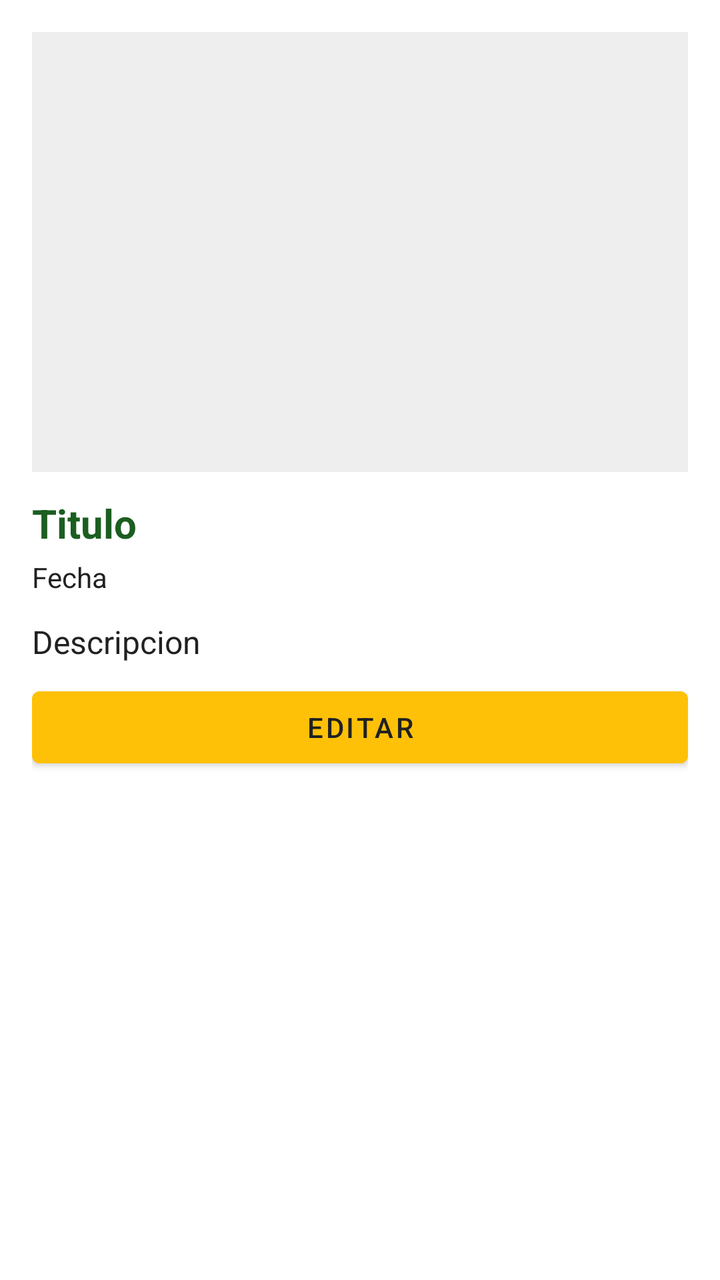
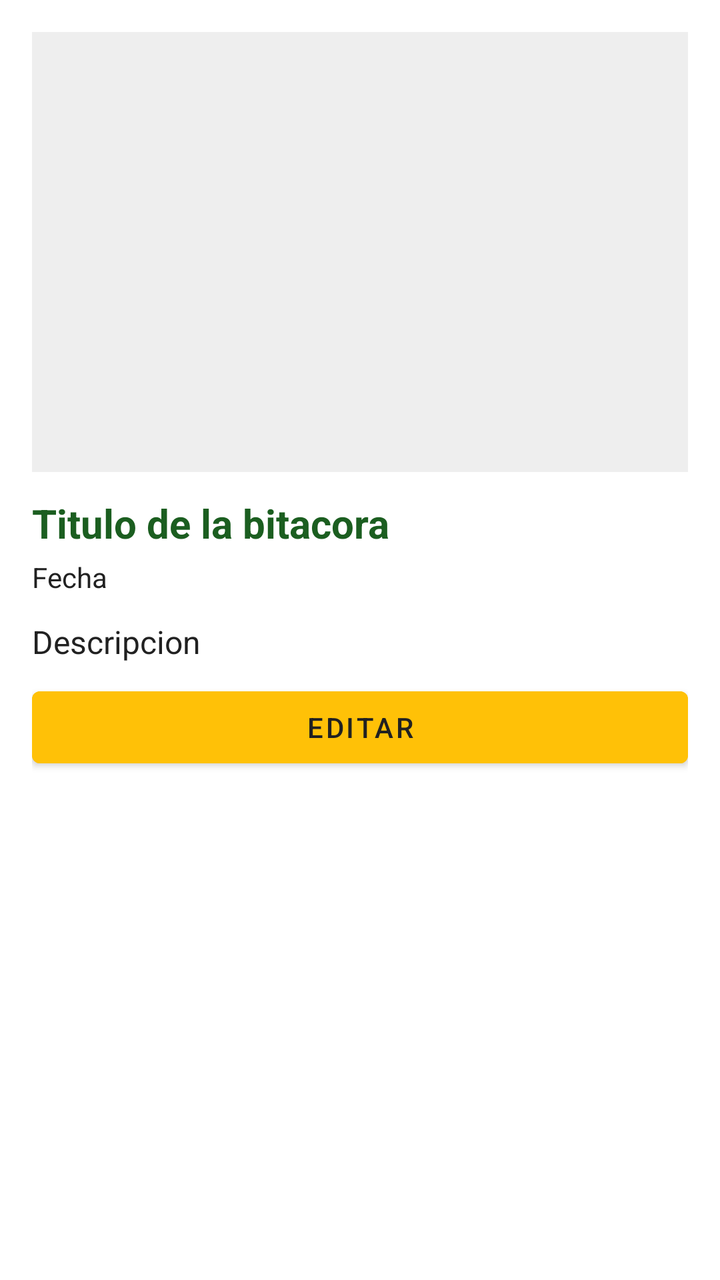

Screens rendered from an Android XML layout before and after an edit, with the pre-edit source and the edit as a unified diff.
<!-- AndroidManifest.xml: application theme Theme.AppBitacora -->
<!-- res/layout/activity_detalle.xml -->
<?xml version="1.0" encoding="utf-8"?>
<FrameLayout xmlns:android="http://schemas.android.com/apk/res/android"
    android:layout_width="match_parent"
    android:layout_height="match_parent"
    android:background="@color/blanco">

    <ScrollView
        android:layout_width="match_parent"
        android:layout_height="match_parent">

        <LinearLayout
            android:layout_width="match_parent"
            android:layout_height="wrap_content"
            android:orientation="vertical"
            android:padding="16dp">

            <ImageView
                android:id="@+id/imgFoto"
                android:layout_width="match_parent"
                android:layout_height="220dp"
                android:scaleType="centerCrop"
                android:background="@color/gris" />

            <TextView
                android:id="@+id/txtTituloDetalle"
                android:layout_width="match_parent"
                android:layout_height="wrap_content"
                android:layout_marginTop="12dp"
                android:text="Titulo"
                android:textColor="@color/verde_oscuro"
                android:textSize="20sp"
                android:textStyle="bold" />

            <TextView
                android:id="@+id/txtFechaDetalle"
                android:layout_width="match_parent"
                android:layout_height="wrap_content"
                android:layout_marginTop="4dp"
                android:text="Fecha"
                android:textColor="@color/negro"
                android:textSize="14sp" />

            <TextView
                android:id="@+id/txtDescripcionDetalle"
                android:layout_width="match_parent"
                android:layout_height="wrap_content"
                android:layout_marginTop="12dp"
                android:text="Descripcion"
                android:textColor="@color/negro"
                android:textSize="16sp" />


            <Button
                android:id="@+id/btnEditar"
                android:layout_width="match_parent"
                android:layout_height="wrap_content"
                android:layout_marginTop="8dp"
                android:backgroundTint="@color/amarillo"
                android:text="Editar"
                android:textColor="@color/negro" />
        </LinearLayout>
    </ScrollView>

    <ProgressBar
        android:id="@+id/progressBarDetalle"
        android:layout_width="wrap_content"
        android:layout_height="wrap_content"
        android:layout_gravity="center"
        android:indeterminateTint="@color/verde"
        android:visibility="gone" />

</FrameLayout>
<!-- resources referenced by this layout -->
<resources>
  <color name="amarillo">#FFC107</color>
  <color name="blanco">#FFFFFF</color>
  <color name="gris">#EEEEEE</color>
  <color name="negro">#212121</color>
  <color name="verde">#4CAF50</color>
  <color name="verde_oscuro">#1B5E20</color>
  <style name="Theme.AppBitacora" parent="Theme.MaterialComponents.DayNight.NoActionBar">
          <item name="colorPrimary">@color/verde</item>
          <item name="colorPrimaryVariant">@color/verde_oscuro</item>
          <item name="colorSecondary">@color/amarillo</item>
          <item name="android:windowBackground">@color/blanco</item>
      </style>
</resources>

<!-- the commit's change to res/layout/activity_detalle.xml (unified diff, before → after) -->
@@ -26,7 +26,7 @@
                 android:layout_width="match_parent"
                 android:layout_height="wrap_content"
                 android:layout_marginTop="12dp"
-                android:text="Titulo"
+                android:text="Titulo de la bitacora"
                 android:textColor="@color/verde_oscuro"
                 android:textSize="20sp"
                 android:textStyle="bold" />
